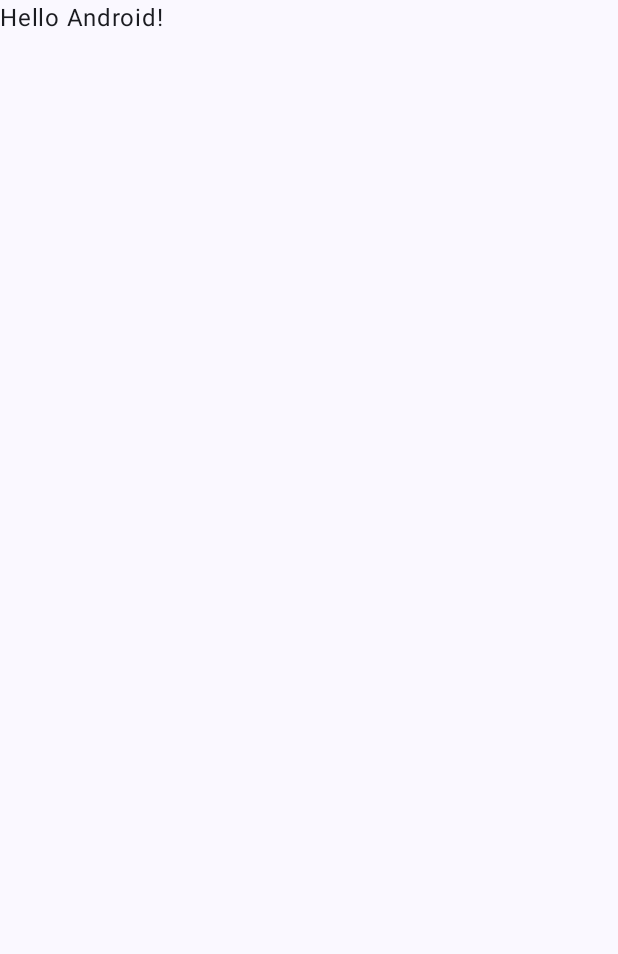
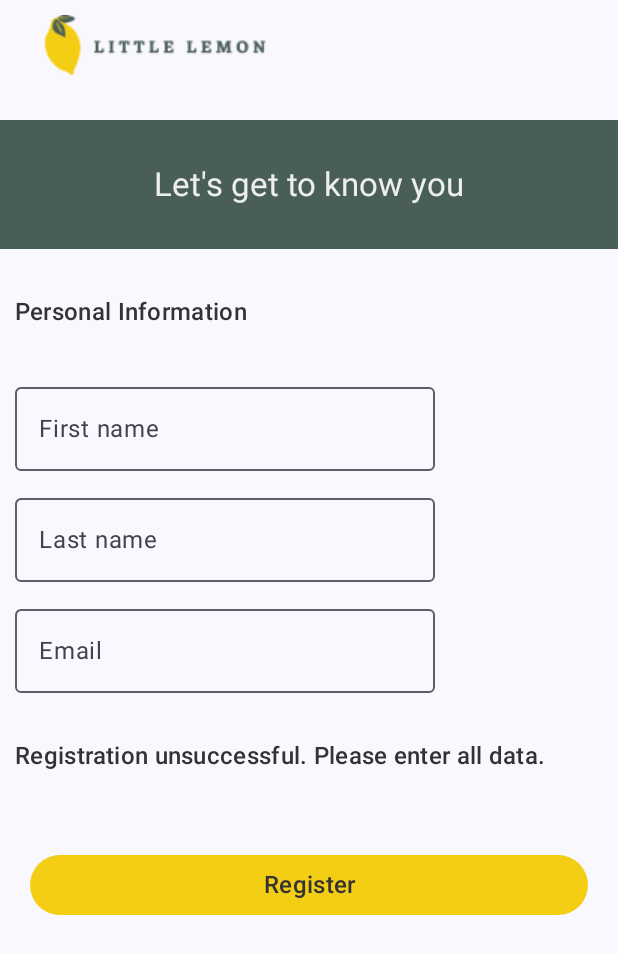
Before and after one commit to neeraj20042000/little-lemon, an Android app built with Jetpack Compose: the screen it shows after launch (MainActivity), on a phone screen of 412 x 824 dp. Before the commit the part shown is almost empty. Shown: the top 954 px of the screen. Run offline under Robolectric (Android 15) with nearby library versions, the phone set to English and light mode, and no system bars.

Commit message:
Adding Screens

```diff
--- a/LittleLemon/app/build.gradle.kts
+++ b/LittleLemon/app/build.gradle.kts
@@ -5,7 +5,7 @@ plugins {
 
 android {
     namespace = "com.example.littlelemon"
-    compileSdk = 33
+    compileSdk = 34
 
     defaultConfig {
         applicationId = "com.example.littlelemon"
@@ -59,6 +59,7 @@ dependencies {
     implementation("androidx.compose.ui:ui-graphics")
     implementation("androidx.compose.ui:ui-tooling-preview")
     implementation("androidx.compose.material3:material3")
+    implementation("androidx.navigation:navigation-compose:2.5.3")
     testImplementation("junit:junit:4.13.2")
     androidTestImplementation("androidx.test.ext:junit:1.1.5")
     androidTestImplementation("androidx.test.espresso:espresso-core:3.5.1")
@@ -66,4 +67,5 @@ dependencies {
     androidTestImplementation("androidx.compose.ui:ui-test-junit4")
     debugImplementation("androidx.compose.ui:ui-tooling")
     debugImplementation("androidx.compose.ui:ui-test-manifest")
+
 }
--- /dev/null
+++ b/LittleLemon/app/src/main/java/com/example/littlelemon/Destinations.kt
@@ -0,0 +1,17 @@
+package com.example.littlelemon
+
+interface Destinations {
+    val route: String
+}
+
+object Home : Destinations {
+    override val route = "Home"
+}
+
+object Profile : Destinations {
+    override val route = "Profile"
+}
+
+object Onboarding : Destinations {
+    override val route = "Onboarding"
+}
--- a/LittleLemon/app/src/main/java/com/example/littlelemon/MainActivity.kt
+++ b/LittleLemon/app/src/main/java/com/example/littlelemon/MainActivity.kt
@@ -6,15 +6,16 @@ import androidx.activity.compose.setContent
 import androidx.compose.foundation.layout.fillMaxSize
 import androidx.compose.material3.MaterialTheme
 import androidx.compose.material3.Surface
-import androidx.compose.material3.Text
-import androidx.compose.runtime.Composable
 import androidx.compose.ui.Modifier
-import androidx.compose.ui.tooling.preview.Preview
+import androidx.navigation.NavHostController
+import androidx.navigation.compose.rememberNavController
 import com.example.littlelemon.ui.theme.LittleLemonTheme
 
 class MainActivity : ComponentActivity() {
     override fun onCreate(savedInstanceState: Bundle?) {
         super.onCreate(savedInstanceState)
+        val sharedPreferences by lazy {getSharedPreferences("LittleLemon", MODE_PRIVATE)}
+
         setContent {
             LittleLemonTheme {
                 // A surface container using the 'background' color from the theme
@@ -22,25 +23,9 @@ class MainActivity : ComponentActivity() {
                     modifier = Modifier.fillMaxSize(),
                     color = MaterialTheme.colorScheme.background
                 ) {
-                    Greeting("Android")
+                    MyNavigation(sharedPreferences)
                 }
             }
         }
     }
 }
-
-@Composable
-fun Greeting(name: String, modifier: Modifier = Modifier) {
-    Text(
-        text = "Hello $name!",
-        modifier = modifier
-    )
-}
-
-@Preview(showBackground = true)
-@Composable
-fun GreetingPreview() {
-    LittleLemonTheme {
-        Greeting("Android")
-    }
-}
--- /dev/null
+++ b/LittleLemon/app/src/main/java/com/example/littlelemon/NavigationComposable.kt
@@ -0,0 +1,23 @@
+package com.example.littlelemon
+
+import android.content.SharedPreferences
+import androidx.compose.runtime.Composable
+import androidx.navigation.compose.NavHost
+import androidx.navigation.compose.composable
+import androidx.navigation.compose.rememberNavController
+
+@Composable
+fun MyNavigation(sharedPreferences: SharedPreferences){
+    val navController = rememberNavController()
+    NavHost(navController = navController, startDestination = if(sharedPreferences.contains("email")){Home.route}else{Onboarding.route})
+        {composable(Home.route) {
+            Home(navController)
+            }
+            composable(Onboarding.route){
+                Onboarding(sharedPreferences, navController)
+            }
+            composable(Profile.route){
+                Profile(sharedPreferences, navController)
+            }
+        }
+}
--- /dev/null
+++ b/LittleLemon/app/src/main/java/com/example/littlelemon/Onboarding.kt
@@ -0,0 +1,114 @@
+@file:OptIn(ExperimentalMaterial3Api::class)
+
+package com.example.littlelemon
+
+import android.content.Context
+import android.content.Context.MODE_PRIVATE
+import android.content.SharedPreferences
+import androidx.compose.foundation.Image
+import androidx.compose.foundation.background
+import androidx.compose.foundation.layout.Arrangement
+import androidx.compose.foundation.layout.Column
+import androidx.compose.foundation.layout.fillMaxWidth
+import androidx.compose.foundation.layout.padding
+import androidx.compose.foundation.layout.size
+import androidx.compose.material3.Button
+import androidx.compose.material3.ButtonDefaults
+import androidx.compose.material3.ExperimentalMaterial3Api
+import androidx.compose.material3.MaterialTheme
+import androidx.compose.material3.OutlinedTextField
+import androidx.compose.material3.Text
+import androidx.compose.runtime.Composable
+import androidx.compose.runtime.getValue
+import androidx.compose.runtime.mutableStateOf
+import androidx.compose.runtime.remember
+import androidx.compose.runtime.setValue
+import androidx.compose.ui.Modifier
+import androidx.compose.ui.res.painterResource
+import androidx.compose.ui.text.style.TextAlign
+import androidx.compose.ui.tooling.preview.Preview
+import androidx.compose.ui.unit.dp
+import androidx.navigation.NavController
+import androidx.navigation.NavHostController
+import com.example.littlelemon.ui.theme.charcoal
+import com.example.littlelemon.ui.theme.cloud
+import com.example.littlelemon.ui.theme.green
+import com.example.littlelemon.ui.theme.yellow
+
+@Composable
+fun Onboarding(sharedPreferences: SharedPreferences, navController: NavHostController){
+    Column(verticalArrangement = Arrangement.spacedBy(20.dp)) {
+        TopAppBar()
+        Message()
+        UserInput(sharedPreferences, navController)
+    }
+}
+
+@Composable
+fun TopAppBar(){
+    Image(painter = painterResource(id = R.drawable.logo),
+        contentDescription = "Little Lemon Logo",
+        modifier = Modifier
+            .fillMaxWidth(0.50F)
+            .padding(10.dp)
+            .size(40.dp))
+}
+
+@Composable
+fun Message(){
+        Text(text = "Let's get to know you",
+            style = MaterialTheme.typography.titleLarge,
+            color = cloud,
+            textAlign = TextAlign.Center,
+            modifier = Modifier
+                .background(color = green)
+                .fillMaxWidth()
+                .padding(top = 30.dp, bottom = 30.dp))
+}
+
+@OptIn(ExperimentalMaterial3Api::class)
+@Composable
+fun UserInput(sharedPreferences: SharedPreferences, navController: NavHostController){
+    var firstname by remember {mutableStateOf("")}
+    var lastname by remember {mutableStateOf("")}
+    var email by remember {mutableStateOf("")}
+    var registrationStatus by remember {mutableStateOf("")}
+    Column (verticalArrangement = Arrangement.spacedBy(10.dp),
+        modifier = Modifier.padding(10.dp)){
+        Text(text = "Personal Information",
+            style = MaterialTheme.typography.titleMedium,
+            color = charcoal,
+            modifier = Modifier.padding(bottom = 20.dp))
+        OutlinedTextField(value = firstname, onValueChange = {firstname = it},
+            label = { Text("First name")})
+        OutlinedTextField(value = lastname, onValueChange = {lastname = it},
+            label = { Text("Last name")})
+        OutlinedTextField(value = email, onValueChange = {email = it},
+            label = { Text("Email")})
+        registrationStatus = if (firstname.isBlank() or lastname.isBlank() or email.isBlank())
+            "Registration unsuccessful. Please enter all data."
+            else "Registration successful!"
+        Text(text = registrationStatus,
+            style = MaterialTheme.typography.titleMedium,
+            color = charcoal,
+            modifier = Modifier.padding(top = 20.dp))
+
+        if(registrationStatus == "Registration successful!"){
+            sharedPreferences.edit()
+                .putString("first name", firstname)
+                .putString("last name", lastname)
+                .putString("email", email)
+                .commit()}
+    }
+
+    Button(onClick = {if(registrationStatus == "Registration successful!"){navController.navigate(Home.route)}},
+        Modifier
+            .fillMaxWidth()
+            .padding(20.dp),
+        colors = ButtonDefaults.buttonColors(containerColor = yellow)) {
+        Text(text = "Register",
+            style = MaterialTheme.typography.titleMedium,
+            color = charcoal,
+            textAlign = TextAlign.Center)
+    }
+}
--- a/LittleLemon/app/src/main/java/com/example/littlelemon/ui/theme/Color.kt
+++ b/LittleLemon/app/src/main/java/com/example/littlelemon/ui/theme/Color.kt
@@ -2,10 +2,17 @@ package com.example.littlelemon.ui.theme
 
 import androidx.compose.ui.graphics.Color
 
-val Purple80 = Color(0xFFD0BCFF)
+val Purple80 = Color(0xFF495E57)
 val PurpleGrey80 = Color(0xFFCCC2DC)
 val Pink80 = Color(0xFFEFB8C8)
 
 val Purple40 = Color(0xFF6650a4)
 val PurpleGrey40 = Color(0xFF625b71)
 val Pink40 = Color(0xFF7D5260)
+
+val green = Color(0xFF495E57)
+val yellow = Color(0xFFF4CE14)
+
+val pink = Color(0xFFFBDABB)
+val cloud = Color(0xFFEDEFEE)
+val charcoal = Color(0xFF333333)
--- a/LittleLemon/app/src/main/java/com/example/littlelemon/ui/theme/Type.kt
+++ b/LittleLemon/app/src/main/java/com/example/littlelemon/ui/theme/Type.kt
@@ -14,8 +14,7 @@ val Typography = Typography(
         fontSize = 16.sp,
         lineHeight = 24.sp,
         letterSpacing = 0.5.sp
-    )
-    /* Other default text styles to override
+    ),
     titleLarge = TextStyle(
         fontFamily = FontFamily.Default,
         fontWeight = FontWeight.Normal,
@@ -30,5 +29,4 @@ val Typography = Typography(
         lineHeight = 16.sp,
         letterSpacing = 0.5.sp
     )
-    */
 )
```
Also changed, not shown: LittleLemon/app/src/main/java/com/example/littlelemon/Home.kt (added, +55 -0 lines), LittleLemon/app/src/main/java/com/example/littlelemon/Profile.kt (added, +108 -0 lines), LittleLemon/app/src/main/res/drawable/logo.png (added), LittleLemon/app/src/main/res/drawable/profile_image.png (added), 2 other files.
